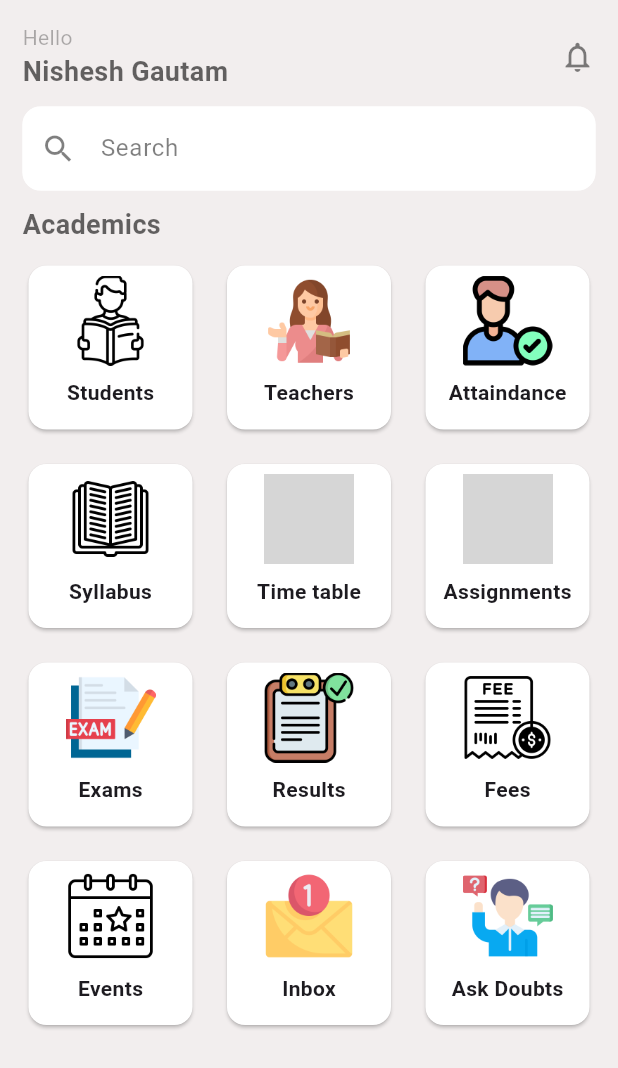
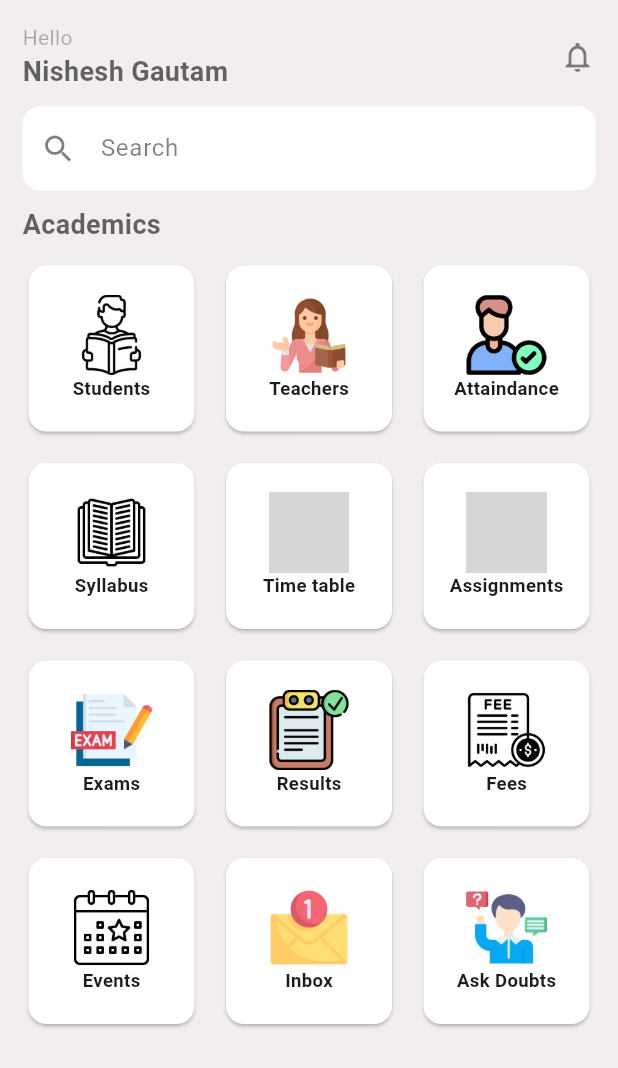
Before and after one commit to Nishesh73/schoolmanagementui, a Flutter app: the screen it shows after launch, on a phone screen of 412 x 824 dp. Shown: the top 1068 px of the screen. Run offline on Flutter 3.47's test engine with Material 3 defaults, Android fonts, the phone set to English and light mode, and no system bars; grey boxes are pictures that could not be loaded.

Commit message:
minor bug fixed

```diff
--- a/lib/screens/dashboard_screen.dart
+++ b/lib/screens/dashboard_screen.dart
@@ -64,6 +64,7 @@ class _DashboardScreenState extends State<DashboardScreen> {
                 height: 10,
               ),
               TextField(
+                // readOnly: true,
                 decoration: InputDecoration(
                     prefixIcon: Icon(
                       Icons.search,
@@ -71,6 +72,10 @@ class _DashboardScreenState extends State<DashboardScreen> {
                     ),
                     hintText: "Search",
                     hintStyle: TextStyle(color: Colors.black.withOpacity(.5)),
+                    focusedBorder: OutlineInputBorder(
+                      borderRadius: BorderRadius.circular(12),
+                      borderSide: const BorderSide(color: Colors.white),
+                    ),
                     enabledBorder: OutlineInputBorder(
                       borderRadius: BorderRadius.circular(12),
                       borderSide: const BorderSide(color: Colors.white),
@@ -95,7 +100,7 @@ class _DashboardScreenState extends State<DashboardScreen> {
               const SizedBox(
                 height: 10,
               ),
-              Flexible(
+              Expanded(
                 child: LayoutBuilder(builder: (context, constrinSize) {
                   if (constrinSize.maxWidth > 1200) {
                     //desktop
@@ -110,8 +115,8 @@ class _DashboardScreenState extends State<DashboardScreen> {
                   return GridView.builder(
                       itemCount: academicMod.length,
                       gridDelegate: SliverGridDelegateWithFixedCrossAxisCount(
-                          crossAxisSpacing: 15,
-                          mainAxisSpacing: 15,
+                          crossAxisSpacing: 13,
+                          mainAxisSpacing: 13,
                           crossAxisCount: crossAxisCount),
                       itemBuilder: (context, index) {
                         return AcademicWidget(
--- a/lib/widget/academic_widget.dart
+++ b/lib/widget/academic_widget.dart
@@ -10,13 +10,14 @@ class AcademicWidget extends StatefulWidget {
 }
 
 class _AcademicWidgetState extends State<AcademicWidget> {
-
   @override
   Widget build(BuildContext context) {
+    double width = MediaQuery.of(context).size.width;
+    double height = MediaQuery.of(context).size.height;
     return GestureDetector(
       onTap: () {
-        ScaffoldMessenger.of(context)
-            .showSnackBar(SnackBar(content: Text("${widget.academic?.name??"coming soon.."}")));
+        ScaffoldMessenger.of(context).showSnackBar(SnackBar(
+            content: Text("${widget.academic?.name ?? "coming soon.."}")));
 
         //  setState(() {
 
@@ -24,25 +25,32 @@ class _AcademicWidgetState extends State<AcademicWidget> {
       },
       child: ClipRRect(
         borderRadius: BorderRadius.circular(15),
+        child: Container(
+          width: width *.25,
+          height: height * .5,
           child: Card(
               color: Colors.white,
               child: Center(
+                child: Padding(
+                  padding: const EdgeInsets.all(8.0),
                   child: Column(
-
                     mainAxisAlignment: MainAxisAlignment.center,
                     children: [
-                  Image.asset(widget.academic?.image ?? "coming soon..",
-                  width: 60,
-                  height: 60,
-
+                      Image.asset(
+                        widget.academic?.image ?? "coming soon..",
+                        width: width * .13,
+                        height: width * .13,
                       ),
-                  Padding(
-                    padding: const EdgeInsets.all(8.0),
-                    child: Text(widget.academic?.name ?? "coming soon", style: const TextStyle(fontWeight: FontWeight.bold),),
+                      Text(
+                                              widget.academic?.name ?? "coming soon",
+                                              style:  TextStyle(
+                        fontWeight: FontWeight.bold, fontSize: width*.03),
                                             ),
                     ],
                   ),
+                ),
               )),
+        ),
       ),
     );
   }
```
Lines whose indentation alone changed are shown as unchanged.
